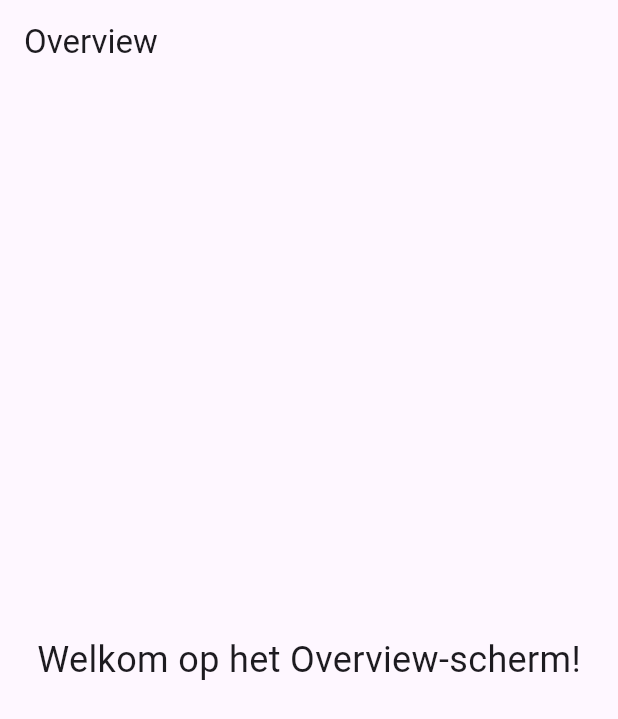
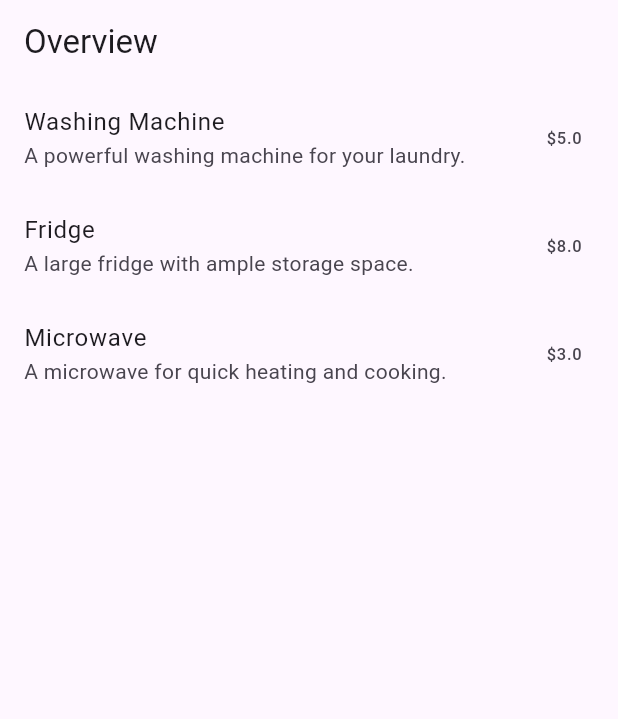
Before and after one commit to MansurSu/Neighborhood, a Flutter app: the OverviewScreen screen opened directly, on a phone screen of 412 x 824 dp. Shown: the top 719 px of the screen. Run offline on Flutter 3.47's test engine with Material 3 defaults, Android fonts, the phone set to English and light mode, and no system bars; our stand-ins replace cloud_firestore, firebase_auth, firebase_core; accounts and stored records are empty.

Commit message:
devices listed

```diff
--- /dev/null
+++ b/lib/classes/device_model.dart
@@ -0,0 +1,43 @@
+class Device {
+  final String name;
+  final String description;
+  final String imageUrl;
+  final double price;
+  final bool available;
+  final String category;
+  final String location;
+
+  Device({
+    required this.name,
+    required this.description,
+    required this.imageUrl,
+    required this.price,
+    required this.available,
+    required this.category,
+    required this.location,
+  });
+
+  Map<String, dynamic> toMap() {
+    return {
+      'name': name,
+      'description': description,
+      'imageUrl': imageUrl,
+      'price': price,
+      'available': available,
+      'category': category,
+      'location': location,
+    };
+  }
+
+  factory Device.fromMap(Map<String, dynamic> map) {
+    return Device(
+      name: map['name'],
+      description: map['description'],
+      imageUrl: map['imageUrl'],
+      price: map['price'],
+      available: map['available'],
+      category: map['category'],
+      location: map['location'],
+    );
+  }
+}
--- a/lib/main.dart
+++ b/lib/main.dart
@@ -81,7 +81,6 @@ class _LoginScreenState extends State<LoginScreen> {
       ScaffoldMessenger.of(
         context,
       ).showSnackBar(const SnackBar(content: Text('Succesvol ingelogd!')));
-      // ⬇️ Navigeer naar het Overview-scherm
       Navigator.pushReplacement(
         context,
         MaterialPageRoute(builder: (context) => const OverviewScreen()),
--- a/lib/screens/overview_screen.dart
+++ b/lib/screens/overview_screen.dart
@@ -1,17 +1,60 @@
 import 'package:flutter/material.dart';
+import '../classes/device_model.dart'; // Zorg ervoor dat deze import klopt
 
 class OverviewScreen extends StatelessWidget {
   const OverviewScreen({super.key});
 
   @override
   Widget build(BuildContext context) {
+    // Maak een lijst van devices die je wil hardcoden
+    final devices = [
+      Device(
+        name: 'Washing Machine',
+        description: 'A powerful washing machine for your laundry.',
+        imageUrl:
+            'image_url', // Voeg hier een daadwerkelijke afbeelding toe als je wil
+        price: 5.0,
+        available: true,
+        category: 'Appliance',
+        location: 'Location 1',
+      ),
+      Device(
+        name: 'Fridge',
+        description: 'A large fridge with ample storage space.',
+        imageUrl:
+            'image_url', // Voeg hier een daadwerkelijke afbeelding toe als je wil
+        price: 8.0,
+        available: true,
+        category: 'Appliance',
+        location: 'Location 2',
+      ),
+      Device(
+        name: 'Microwave',
+        description: 'A microwave for quick heating and cooking.',
+        imageUrl:
+            'image_url', // Voeg hier een daadwerkelijke afbeelding toe als je wil
+        price: 3.0,
+        available: true,
+        category: 'Appliance',
+        location: 'Location 3',
+      ),
+    ];
+
     return Scaffold(
       appBar: AppBar(title: const Text('Overview')),
-      body: const Center(
-        child: Text(
-          'Welkom op het Overview-scherm!',
-          style: TextStyle(fontSize: 24),
-        ),
+      body: ListView.builder(
+        itemCount: devices.length,
+        itemBuilder: (context, index) {
+          final device = devices[index];
+          return ListTile(
+            title: Text(device.name),
+            subtitle: Text(device.description),
+            trailing: Text('\$${device.price}'),
+            onTap: () {
+              // Add logic to interact with the device (e.g., reserve)
+            },
+          );
+        },
       ),
     );
   }
```
Also changed, not shown: lib/screens/device_form.dart (added, +85 -0 lines).
